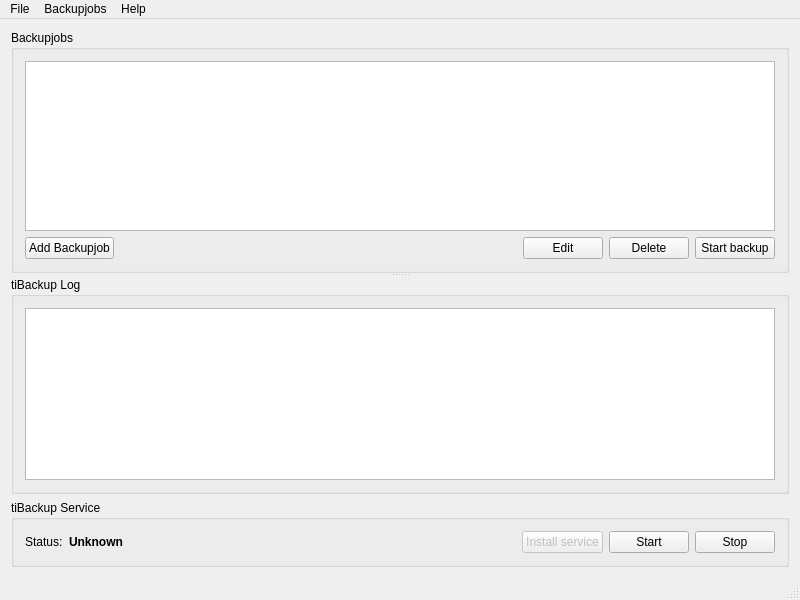
Qt form mainwindow.ui (theinvisible/tiBackupUi) before a commit.
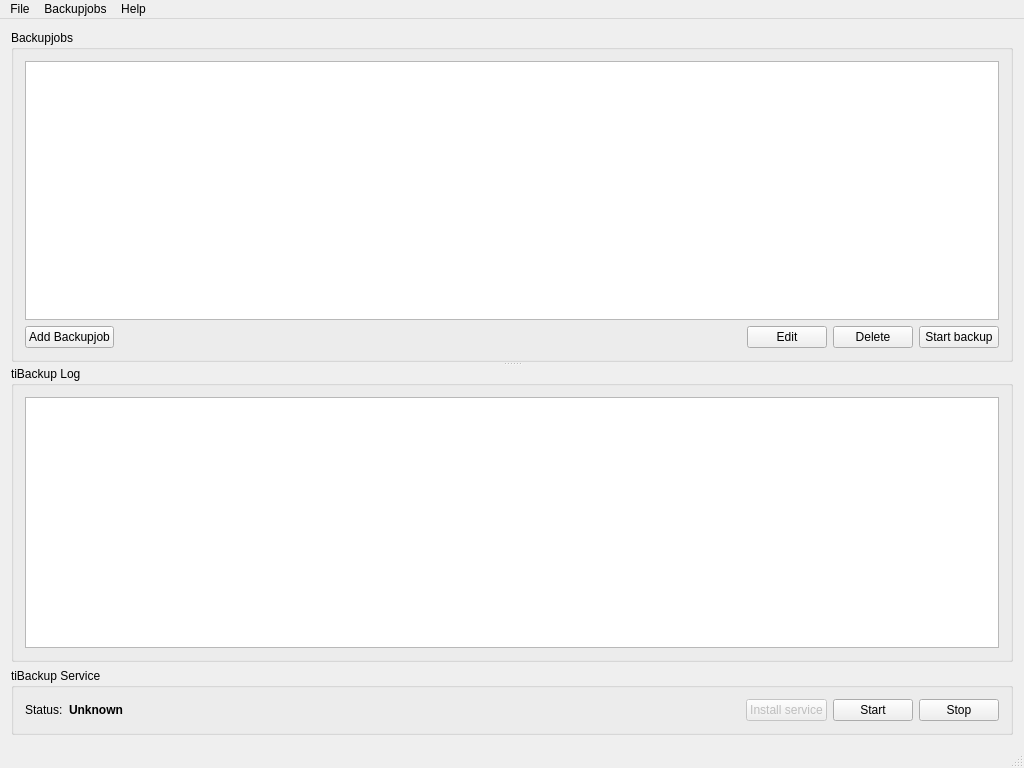
The same form after that commit.

Commit message: Cleanup, first prototype of pbs gui

```diff
--- a/mainwindow.ui
+++ b/mainwindow.ui
@@ -6,8 +6,8 @@
    <rect>
     <x>0</x>
     <y>0</y>
-    <width>800</width>
-    <height>600</height>
+    <width>1024</width>
+    <height>768</height>
    </rect>
   </property>
   <property name="windowTitle">
@@ -181,7 +181,7 @@
     <rect>
      <x>0</x>
      <y>0</y>
-     <width>800</width>
+     <width>1024</width>
      <height>23</height>
     </rect>
    </property>
```
The commit also changes 4 other files.
